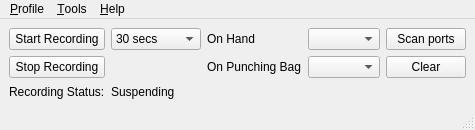
Before: the Qt Designer form src/ui/DevMainWindow.ui in Achicken7301/boxqt, drawn with Qt 5.
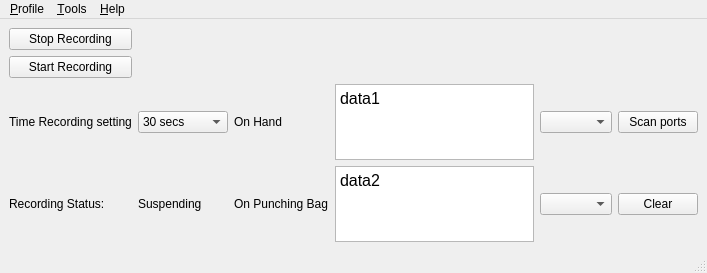
After: the same form once the commit is applied.

```diff
--- a/src/ui/DevMainWindow.ui
+++ b/src/ui/DevMainWindow.ui
@@ -6,8 +6,8 @@
    <rect>
     <x>0</x>
     <y>0</y>
-    <width>437</width>
-    <height>130</height>
+    <width>707</width>
+    <height>273</height>
    </rect>
   </property>
   <property name="windowTitle">
@@ -15,54 +15,55 @@
   </property>
   <widget class="QWidget" name="centralwidget">
    <layout class="QGridLayout" name="gridLayout">
-    <item row="0" column="6">
-     <widget class="QPushButton" name="uiPortScan">
-      <property name="text">
-       <string>Scan ports</string>
-      </property>
-     </widget>
-    </item>
-    <item row="1" column="5">
-     <widget class="QComboBox" name="portOnBag"/>
-    </item>
-    <item row="0" column="0">
-     <widget class="QPushButton" name="startRecordBtn">
-      <property name="text">
-       <string>Start Recording</string>
-      </property>
-     </widget>
-    </item>
-    <item row="0" column="3">
-     <widget class="QLabel" name="label_2">
-      <property name="text">
-       <string>On Hand</string>
-      </property>
-     </widget>
-    </item>
-    <item row="0" column="2">
-     <spacer name="horizontalSpacer_2">
-      <property name="orientation">
-       <enum>Qt::Horizontal</enum>
-      </property>
-      <property name="sizeHint" stdset="0">
-       <size>
-        <width>40</width>
-        <height>20</height>
-       </size>
-      </property>
-     </spacer>
-    </item>
-    <item row="0" column="5">
+    <item row="2" column="4">
      <widget class="QComboBox" name="portOnHand"/>
     </item>
-    <item row="1" column="3">
+    <item row="4" column="2">
      <widget class="QLabel" name="label_3">
       <property name="text">
        <string>On Punching Bag</string>
       </property>
      </widget>
     </item>
-    <item row="0" column="1">
+    <item row="2" column="2">
+     <widget class="QLabel" name="label_2">
+      <property name="text">
+       <string>On Hand</string>
+      </property>
+     </widget>
+    </item>
+    <item row="2" column="0">
+     <widget class="QLabel" name="label_4">
+      <property name="text">
+       <string>Time Recording setting</string>
+      </property>
+     </widget>
+    </item>
+    <item row="0" column="0">
+     <widget class="QPushButton" name="stopRecordBtn">
+      <property name="text">
+       <string>Stop Recording</string>
+      </property>
+     </widget>
+    </item>
+    <item row="4" column="4">
+     <widget class="QComboBox" name="portOnBag"/>
+    </item>
+    <item row="2" column="6">
+     <widget class="QPushButton" name="uiPortScan">
+      <property name="text">
+       <string>Scan ports</string>
+      </property>
+     </widget>
+    </item>
+    <item row="4" column="6">
+     <widget class="QPushButton" name="clearListBtn">
+      <property name="text">
+       <string>Clear</string>
+      </property>
+     </widget>
+    </item>
+    <item row="2" column="1">
      <widget class="QComboBox" name="comboBox">
       <item>
        <property name="text">
@@ -96,31 +97,48 @@
       </item>
      </widget>
     </item>
-    <item row="7" column="1">
-     <widget class="QLabel" name="sample_rate">
-      <property name="text">
-       <string>Suspending</string>
-      </property>
-     </widget>
-    </item>
-    <item row="7" column="0">
+    <item row="4" column="0">
      <widget class="QLabel" name="label">
       <property name="text">
        <string>Recording Status:</string>
       </property>
      </widget>
     </item>
+    <item row="4" column="3">
+     <widget class="QTextEdit" name="textEdit_2">
+      <property name="html">
+       <string>&lt;!DOCTYPE HTML PUBLIC &quot;-//W3C//DTD HTML 4.0//EN&quot; &quot;http://www.w3.org/TR/REC-html40/strict.dtd&quot;&gt;
+&lt;html&gt;&lt;head&gt;&lt;meta name=&quot;qrichtext&quot; content=&quot;1&quot; /&gt;&lt;style type=&quot;text/css&quot;&gt;
+p, li { white-space: pre-wrap; }
+&lt;/style&gt;&lt;/head&gt;&lt;body style=&quot; font-family:'MS Shell Dlg 2'; font-size:12pt; font-weight:400; font-style:normal;&quot;&gt;
+&lt;p style=&quot; margin-top:0px; margin-bottom:0px; margin-left:0px; margin-right:0px; -qt-block-indent:0; text-indent:0px;&quot;&gt;data2&lt;/p&gt;
+&lt;p style=&quot;-qt-paragraph-type:empty; margin-top:0px; margin-bottom:0px; margin-left:0px; margin-right:0px; -qt-block-indent:0; text-indent:0px;&quot;&gt;&lt;br /&gt;&lt;/p&gt;&lt;/body&gt;&lt;/html&gt;</string>
+      </property>
+     </widget>
+    </item>
+    <item row="4" column="1">
+     <widget class="QLabel" name="sample_rate">
+      <property name="text">
+       <string>Suspending</string>
+      </property>
+     </widget>
+    </item>
+    <item row="2" column="3">
+     <widget class="QTextEdit" name="textEdit">
+      <property name="html">
+       <string>&lt;!DOCTYPE HTML PUBLIC &quot;-//W3C//DTD HTML 4.0//EN&quot; &quot;http://www.w3.org/TR/REC-html40/strict.dtd&quot;&gt;
+&lt;html&gt;&lt;head&gt;&lt;meta name=&quot;qrichtext&quot; content=&quot;1&quot; /&gt;&lt;style type=&quot;text/css&quot;&gt;
+p, li { white-space: pre-wrap; }
+&lt;/style&gt;&lt;/head&gt;&lt;body style=&quot; font-family:'MS Shell Dlg 2'; font-size:12pt; font-weight:400; font-style:normal;&quot;&gt;
+&lt;p style=&quot; margin-top:0px; margin-bottom:0px; margin-left:0px; margin-right:0px; -qt-block-indent:0; text-indent:0px;&quot;&gt;data1&lt;/p&gt;
+&lt;p style=&quot;-qt-paragraph-type:empty; margin-top:0px; margin-bottom:0px; margin-left:0px; margin-right:0px; -qt-block-indent:0; text-indent:0px;&quot;&gt;&lt;br /&gt;&lt;/p&gt;&lt;/body&gt;&lt;/html&gt;</string>
+      </property>
+     </widget>
+    </item>
     <item row="1" column="0">
-     <widget class="QPushButton" name="stopRecordBtn">
+     <widget class="QPushButton" name="startRecordBtn">
       <property name="text">
-       <string>Stop Recording</string>
-      </property>
-     </widget>
-    </item>
-    <item row="1" column="6">
-     <widget class="QPushButton" name="clearListBtn">
-      <property name="text">
-       <string>Clear</string>
+       <string>Start Recording</string>
       </property>
      </widget>
     </item>
@@ -131,7 +149,7 @@
     <rect>
      <x>0</x>
      <y>0</y>
-     <width>437</width>
+     <width>707</width>
      <height>21</height>
     </rect>
    </property>
```
